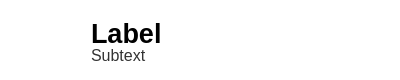
Above: detailedmenulistitem.ui from reesque/Maestro before the change. Below: the same form after it.
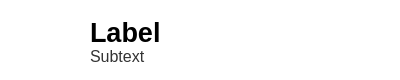
That is the form after the change. Icons and pictures are not drawn.

Diff of the .ui file:
```diff
--- a/detailedmenulistitem.ui
+++ b/detailedmenulistitem.ui
@@ -39,16 +39,16 @@
     <number>0</number>
    </property>
    <property name="leftMargin">
-    <number>1</number>
+    <number>0</number>
    </property>
    <property name="topMargin">
-    <number>1</number>
+    <number>0</number>
    </property>
    <property name="rightMargin">
-    <number>1</number>
+    <number>0</number>
    </property>
    <property name="bottomMargin">
-    <number>1</number>
+    <number>0</number>
    </property>
    <item>
     <widget class="QLabel" name="CoverArt">
@@ -106,13 +106,13 @@
      </property>
      <layout class="QVBoxLayout" name="verticalLayout">
       <property name="spacing">
-       <number>0</number>
+       <number>10</number>
       </property>
       <property name="leftMargin">
        <number>10</number>
       </property>
       <property name="topMargin">
-       <number>8</number>
+       <number>4</number>
       </property>
       <property name="rightMargin">
        <number>10</number>
@@ -131,13 +131,13 @@
         <property name="minimumSize">
          <size>
           <width>0</width>
-          <height>24</height>
+          <height>30</height>
          </size>
         </property>
         <property name="maximumSize">
          <size>
           <width>16777215</width>
-          <height>24</height>
+          <height>30</height>
          </size>
         </property>
         <property name="font">
```
